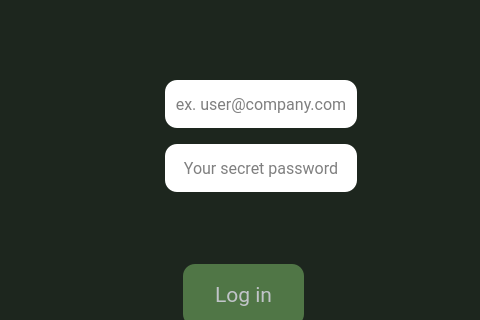
ionutsilviu3/CIIT, file ciit/resources/ui/login_window.ui: the form before one commit; both pictures show x 480 to 960 and y 110 to 430 of the 960 by 540 pixel window.
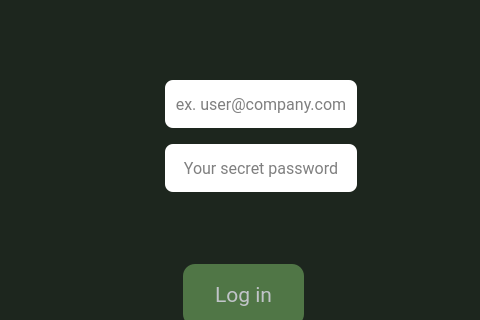
The form after the commit. Icons and pictures are not drawn.

What changed in the file:
```diff
--- a/ciit/resources/ui/login_window.ui
+++ b/ciit/resources/ui/login_window.ui
@@ -137,7 +137,7 @@
         </property>
         <property name="styleSheet">
          <string notr="true">QLineEdit {
-    border-radius: 12px;
+    border-radius: 8px;
 }
 </string>
         </property>
```
